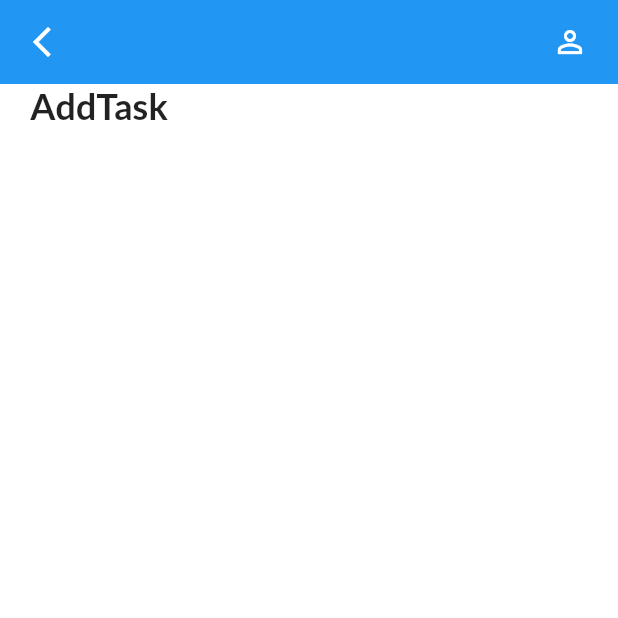
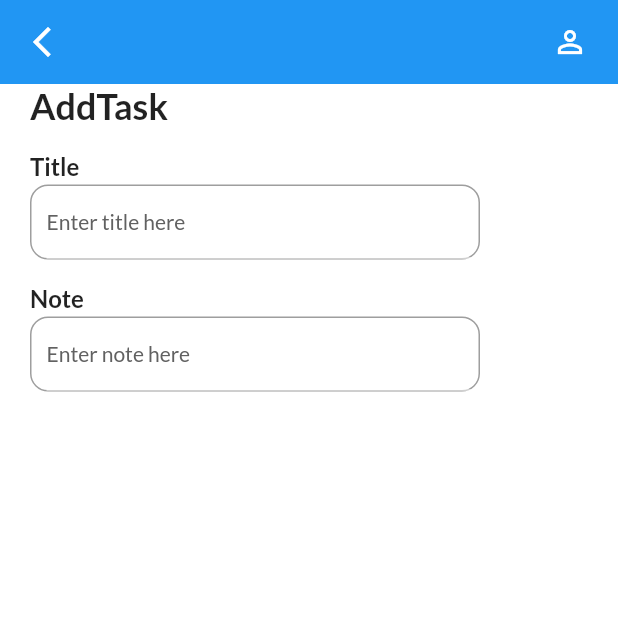
Before and after one commit to nonsinat/modern-to-do-application-flutter, a Flutter app: the AddTaskPage screen opened directly, on a phone screen of 412 x 824 dp, the top half of it. Run offline on Flutter 3.47's test engine with Material 2 defaults, Android fonts, the light colour scheme and no system bars; our stand-ins replace date_picker_timeline, flutter_local_notifications, get, get_storage, google_fonts, timezone; accounts and stored records are empty.

Commit message:
Made Input Button

```diff
--- a/lib/ui/add_task_page.dart
+++ b/lib/ui/add_task_page.dart
@@ -1,6 +1,7 @@
 import 'package:flutter/material.dart';
 import 'package:get/get.dart';
 import 'package:note_application_flutter/ui/theme.dart';
+import 'package:note_application_flutter/ui/widgets/input_field.dart';
 
 class AddTaskPage extends StatelessWidget {
   const AddTaskPage({Key? key}) : super(key: key);
@@ -14,11 +15,14 @@ class AddTaskPage extends StatelessWidget {
         child: SingleChildScrollView(
           physics: BouncingScrollPhysics(),
           child: Column(
+            crossAxisAlignment: CrossAxisAlignment.start,
             children: [
               Text(
                 "AddTask",
                 style: headingStyle,
               ),
+              MyInputField(title: "Title", hint: "Enter title here"),
+              MyInputField(title: "Note", hint: "Enter note here"),
             ],
           ),
         ),
--- a/lib/ui/theme.dart
+++ b/lib/ui/theme.dart
@@ -1,4 +1,5 @@
 import 'package:flutter/material.dart';
+import 'package:get/get.dart';
 
 import 'package:google_fonts/google_fonts.dart';
 
@@ -43,3 +44,22 @@ TextStyle get headingStyle {
     ),
   );
 }
+
+TextStyle get titleStyle {
+  return GoogleFonts.lato(
+    textStyle: TextStyle(
+      fontSize: 16,
+      fontWeight: FontWeight.w600,
+    ),
+  );
+}
+
+TextStyle get subTitleStyle {
+  return GoogleFonts.lato(
+    textStyle: TextStyle(
+      fontSize: 14,
+      fontWeight: FontWeight.w400,
+      color: Get.isDarkMode ? Colors.grey[400] : Colors.grey[700],
+    ),
+  );
+}
--- /dev/null
+++ b/lib/ui/widgets/input_field.dart
@@ -0,0 +1,77 @@
+import 'package:flutter/cupertino.dart';
+import 'package:flutter/material.dart';
+import 'package:get/get.dart';
+import 'package:note_application_flutter/ui/theme.dart';
+
+class MyInputField extends StatelessWidget {
+  final String title;
+  final String hint;
+  final TextEditingController? controller;
+  final Widget? widget;
+
+  const MyInputField({
+    Key? key,
+    required this.title,
+    required this.hint,
+    this.controller,
+    this.widget,
+  }) : super(key: key);
+
+  @override
+  Widget build(BuildContext context) {
+    return Container(
+      margin: EdgeInsets.only(top: 16),
+      child: Column(
+        crossAxisAlignment: CrossAxisAlignment.start,
+        children: [
+          Text(
+            title,
+            style: titleStyle,
+          ),
+          SizedBox(
+            height: 3,
+          ),
+          Container(
+            height: 50,
+            width: 300,
+            padding: EdgeInsets.only(left: 10),
+            decoration: BoxDecoration(
+              border: Border.all(color: Colors.grey, width: 1.0),
+              borderRadius: BorderRadius.circular(12),
+            ),
+            child: Row(
+              children: [
+                Expanded(
+                  child: TextField(
+                    autofocus: false,
+                    autocorrect: true,
+                    controller: controller,
+                    cursorColor:
+                        Get.isDarkMode ? Colors.grey[100] : Colors.grey[700],
+                    style: subTitleStyle,
+                    decoration: InputDecoration(
+                      hintText: hint,
+                      hintStyle: subTitleStyle,
+                      focusedBorder: UnderlineInputBorder(
+                        borderSide: BorderSide(
+                          color: context.theme.backgroundColor,
+                          width: 0,
+                        ),
+                      ),
+                      enabledBorder: UnderlineInputBorder(
+                        borderSide: BorderSide(
+                          color: context.theme.backgroundColor,
+                          width: 0,
+                        ),
+                      ),
+                    ),
+                  ),
+                ),
+              ],
+            ),
+          ),
+        ],
+      ),
+    );
+  }
+}
```
